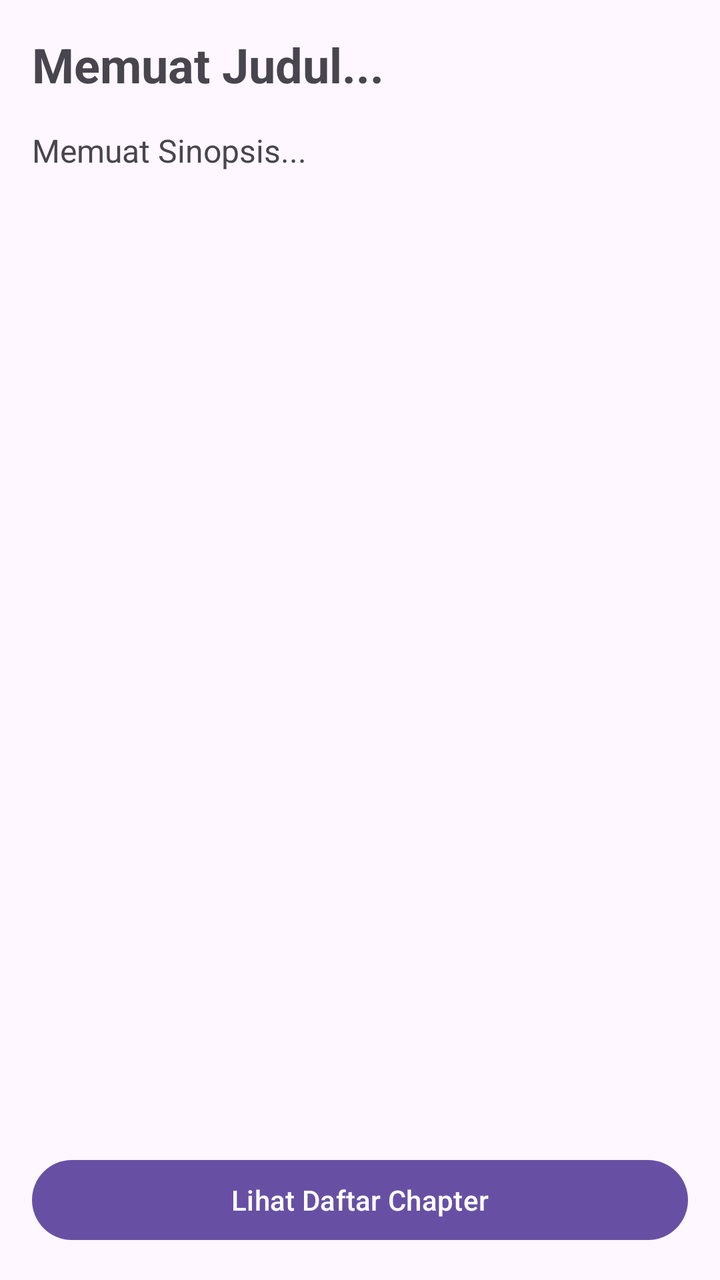
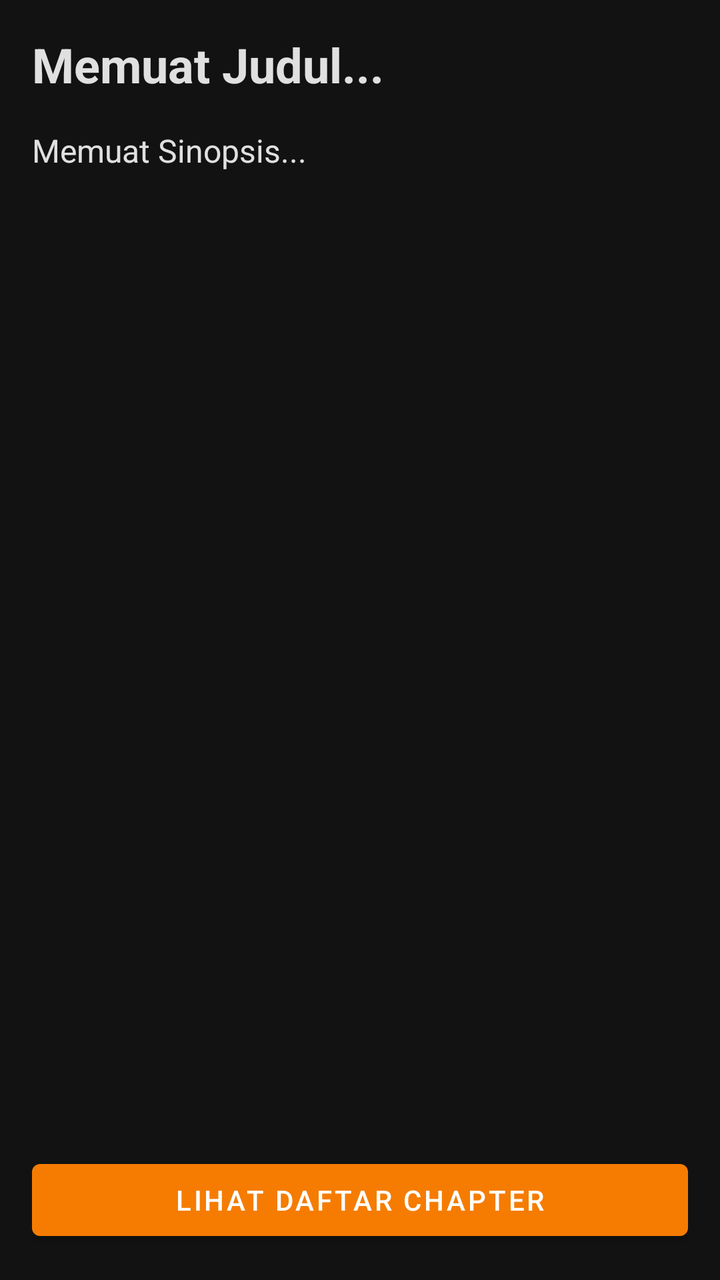

Two renders of the same Android screen: before a commit and after it. Below are the layout's source before the change and the commit's diff.
<!-- AndroidManifest.xml: application theme Theme.MangaReader -->
<!-- res/layout/fragment_detail.xml -->
<?xml version="1.0" encoding="utf-8"?>
<LinearLayout xmlns:android="http://schemas.android.com/apk/res/android"
    android:layout_width="match_parent"
    android:layout_height="match_parent"
    android:orientation="vertical"
    android:padding="16dp">

    <TextView
        android:id="@+id/tvDetailTitle"
        android:layout_width="match_parent"
        android:layout_height="wrap_content"
        android:text="Memuat Judul..."
        android:textSize="24sp"
        android:textStyle="bold"
        android:layout_marginBottom="16dp" />

    <ScrollView
        android:layout_width="match_parent"
        android:layout_height="0dp"
        android:layout_weight="1">

        <TextView
            android:id="@+id/tvDetailDesc"
            android:layout_width="match_parent"
            android:layout_height="wrap_content"
            android:text="Memuat Sinopsis..."
            android:textSize="16sp" />
    </ScrollView>

    <Button
        android:id="@+id/btnViewChapters"
        android:layout_width="match_parent"
        android:layout_height="wrap_content"
        android:layout_marginTop="16dp"
        android:text="Lihat Daftar Chapter" />

</LinearLayout>
<!-- resources referenced by this layout -->
<resources>
  <style name="Theme.MangaReader" parent="Base.Theme.MangaReader" />
  <style name="Base.Theme.MangaReader" parent="Theme.Material3.DayNight.NoActionBar">
          
          
      </style>
</resources>

<!-- the commit's change to res/layout/fragment_detail.xml (unified diff, before → after) -->
@@ -3,7 +3,8 @@
     android:layout_width="match_parent"
     android:layout_height="match_parent"
     android:orientation="vertical"
-    android:padding="16dp">
+    android:padding="16dp"
+    android:background="?attr/colorSurface">
 
     <TextView
         android:id="@+id/tvDetailTitle"
<!-- resource entries referenced after the edit -->
@@ -1,9 +1,21 @@
 <!-- resources referenced by this layout -->
 <resources>
   <style name="Theme.MangaReader" parent="Base.Theme.MangaReader" />
-  <style name="Base.Theme.MangaReader" parent="Theme.Material3.DayNight.NoActionBar">
-          
-          
+  <style name="Base.Theme.MangaReader" parent="Theme.MaterialComponents.DayNight.NoActionBar">
+          <item name="colorPrimary">@color/md_primary</item>
+          <item name="colorSurface">@color/md_surface</item>
+          <item name="colorOnSurface">@color/md_on_surface</item>
+          <item name="colorSurfaceVariant">@color/md_surface_container</item>
+          <item name="colorOutline">@color/md_outline</item>
+          <item name="android:windowBackground">@color/md_surface</item>
+          <item name="android:colorBackground">@color/md_surface</item>
+          <item name="android:textColor">@color/md_on_surface</item>
+          <item name="android:forceDarkAllowed">false</item>
       </style>
+  <color name="md_primary">#F57C00</color>
+  <color name="md_surface">#121212</color>
+  <color name="md_on_surface">#E0E0E0</color>
+  <color name="md_surface_container">#1E1E1E</color>
+  <color name="md_outline">#6B6B6B</color>
 </resources>
 
